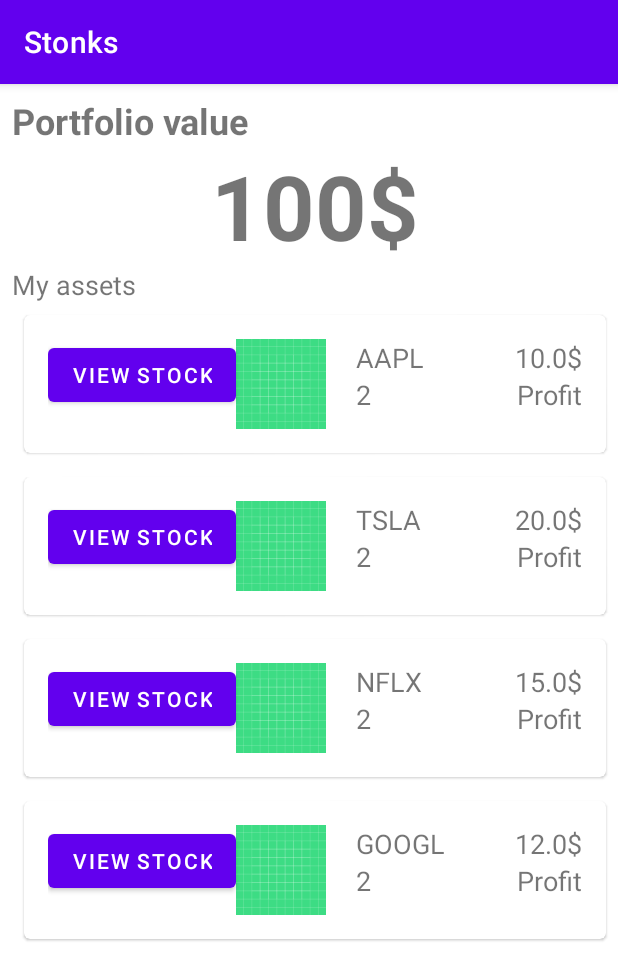
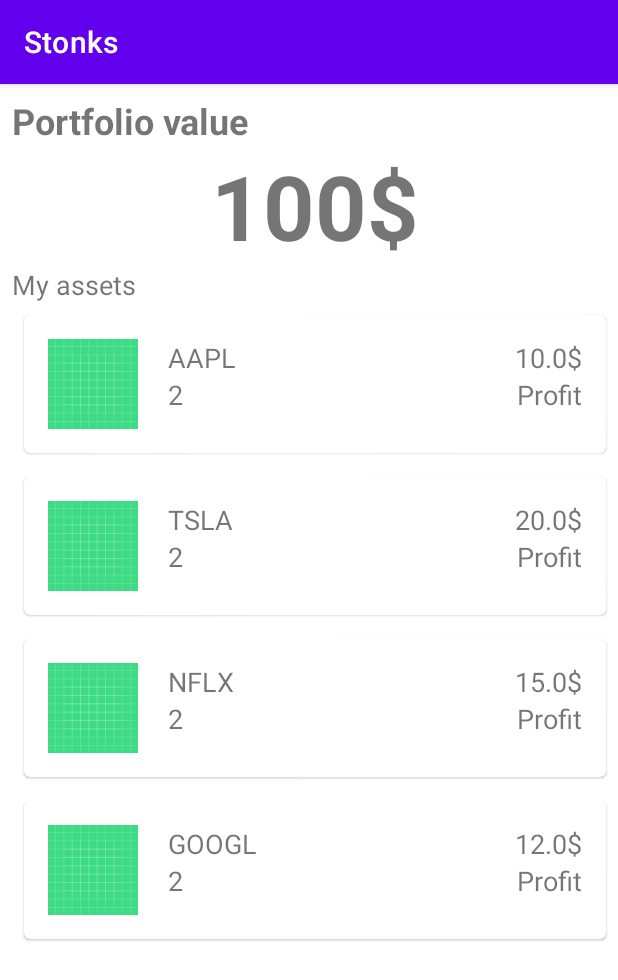
Before and after one commit to no-to-mediocrity/Stonks, an Android app: the screen it shows after launch (MainActivity), on a phone screen of 412 x 824 dp. Shown: the top 980 px of the screen. Run offline under Robolectric (Android 15) with nearby library versions, the phone set to English and light mode, and no system bars; our stand-ins replace Picasso, data binding, navigation-ui; pictures from the network do not load.

Commit message:
made a transition to stock view

```diff
--- a/app/src/main/java/com/example/stonks/PortfolioFragment.kt
+++ b/app/src/main/java/com/example/stonks/PortfolioFragment.kt
@@ -22,6 +22,7 @@
 import android.widget.Toast
 import androidx.fragment.app.Fragment
 import androidx.fragment.app.activityViewModels
+import androidx.navigation.fragment.findNavController
 import com.example.stonks.adapter.DataDemo
 import com.example.stonks.adapter.ItemAdapter
 import com.example.stonks.databinding.PortfolioViewBinding
@@ -54,7 +55,11 @@
         walletdemo.set()
         val recyclerView = binding?.recycleView
         if (recyclerView != null) {
-            recyclerView.adapter = ItemAdapter(this@PortfolioFragment, walletdemo.demowallet)
+            recyclerView.adapter = binding?.let {
+                ItemAdapter(this@PortfolioFragment, walletdemo.demowallet, findNavController(),
+                    it
+                )
+            }
         }
     }
 
--- a/app/src/main/java/com/example/stonks/adapter/ItemAdapter.kt
+++ b/app/src/main/java/com/example/stonks/adapter/ItemAdapter.kt
@@ -4,10 +4,9 @@
 import android.view.LayoutInflater
 import android.view.View
 import android.view.ViewGroup
-import android.widget.Button
 import android.widget.ImageView
 import android.widget.TextView
-import androidx.navigation.Navigation.findNavController
+import androidx.navigation.NavController
 import androidx.recyclerview.widget.RecyclerView
 import com.example.stonks.PortfolioFragment
 import com.example.stonks.R
@@ -17,20 +16,25 @@
 
 
 class ItemAdapter(
-        private val context: PortfolioFragment,
-        private val wallet: Wallet,
+    private val context: PortfolioFragment,
+    private val wallet: Wallet,
+    private val navController: NavController,
+    private val binding: PortfolioViewBinding
      //  private val listener: AdapterView.OnItemClickListener,
 ): RecyclerView.Adapter<ItemAdapter.ItemViewHolder>() {
 
         private val assets = wallet.assets()
-        class ItemViewHolder(view: View): RecyclerView.ViewHolder(view) {
+        class ItemViewHolder(view: View, navController: NavController): RecyclerView.ViewHolder(view) {
                 val titleView: TextView = view.findViewById(R.id.stonk_name)
                 val qtyView:TextView = view.findViewById(R.id.stonk_qty)
                 val priceView:TextView = view.findViewById(R.id.stonk_price)
               //  val profitView:TextView = view.findViewById(R.id.stonk_profit)
                 val imageView: ImageView = view.findViewById(R.id.stonk_image)
-                val button:Button = view.findViewById(R.id.button)
-
+            init {
+                itemView.setOnClickListener {
+                    navController.navigate(R.id.action_portfolioFragment_to_stockViewFragment)
+                }
+            }
         }
 
 
@@ -44,12 +48,12 @@
                                 parent,
                                 false
                         )
-                return ItemViewHolder(adapterLayout)
+                return ItemViewHolder(adapterLayout, navController)
         }
 
         @SuppressLint("SetTextI18n")
         override fun onBindViewHolder(holder: ItemViewHolder, position: Int) {
-            holder.button.setOnClickListener()
+
             holder.titleView.text = assets[position].ticker
             holder.qtyView.text = assets[position].qty.toString()
             holder.priceView.text =
@@ -62,7 +66,7 @@
 
     fun viewStock() {
         println("this works!")
-        findNavController().navigate(R.id.action_portfolioFragment_to_stockViewFragment)
+        navController.navigate(R.id.action_portfolioFragment_to_stockViewFragment)
        // Toast.makeText(this, "Its a toast!", Toast.LENGTH_SHORT).show()
         // findNavController().navigate(R.id.action_portfolioFragment_to_stockViewFragment)
     }
@@ -71,4 +75,9 @@
             // }
        // }
         override fun getItemCount() = wallet.assetCount()
+      //  private fun Button.setOnClickListener(viewStock: Unit) {
+    //    navController.navigate(R.id.action_portfolioFragment_to_stockViewFragment)
+  //  }
+
+
 }
--- a/app/src/main/res/layout/asset_card.xml
+++ b/app/src/main/res/layout/asset_card.xml
@@ -29,12 +29,6 @@
         android:paddingEnd="16dp"
         android:paddingBottom="16dp"
       >
-        <Button
-            android:id="@+id/button"
-            android:layout_width="wrap_content"
-            android:layout_height="wrap_content"
-            android:text="View Stock"
-            android:onClick="@{() -> itemAdapter.viewStock()}"/>
 
         <ImageView
             android:id="@+id/stonk_image"
--- a/app/src/main/res/navigation/nav_graph.xml
+++ b/app/src/main/res/navigation/nav_graph.xml
@@ -25,7 +25,9 @@
         tools:layout="@layout/portfolio_view">
         <action
             android:id="@+id/action_portfolioFragment_to_stockViewFragment"
-            app:destination="@id/stonkViewFragment" />
+            app:destination="@id/stonkViewFragment"
+            app:enterAnim="@anim/slide_in_right"
+            app:exitAnim="@anim/slide_out_left"/>
     </fragment>
     <fragment
         android:id="@+id/stonkViewFragment"
@@ -36,6 +38,8 @@
             android:id="@+id/action_stonkViewFragment_to_assetActionFragment"
             app:destination="@id/assetActionFragment"
             app:popUpTo="@id/assetActionFragment"
+            app:enterAnim="@anim/slide_in_right"
+            app:exitAnim="@anim/slide_out_left"
             app:popUpToInclusive="true" />
     </fragment>
     <fragment
@@ -44,12 +48,11 @@
         android:label="@string/asset_action"
         tools:layout="@layout/asset_action">
         <action
-            android:id="@+id/action_pickupFragment_to_summaryFragment"
-            app:destination="@id/portfolioFragment" />
-        <action
-            android:id="@+id/action_pickupFragment_to_startFragment"
+            android:id="@+id/action_assetActionFragment_to_PortfolioFragment"
             app:destination="@id/portfolioFragment"
             app:popUpTo="@id/portfolioFragment"
+            app:enterAnim="@anim/slide_in_right"
+            app:exitAnim="@anim/slide_out_left"
             app:popUpToInclusive="true" />
     </fragment>
 </navigation>
```
Also changed, not shown: app/src/main/java/com/example/stonks/AssetActionFragment.kt (+22 -0 lines), app/src/main/java/com/example/stonks/StonkViewFragment.kt (+35 -1 lines), app/src/main/res/layout/stonk_view.xml (+7 -6 lines).
